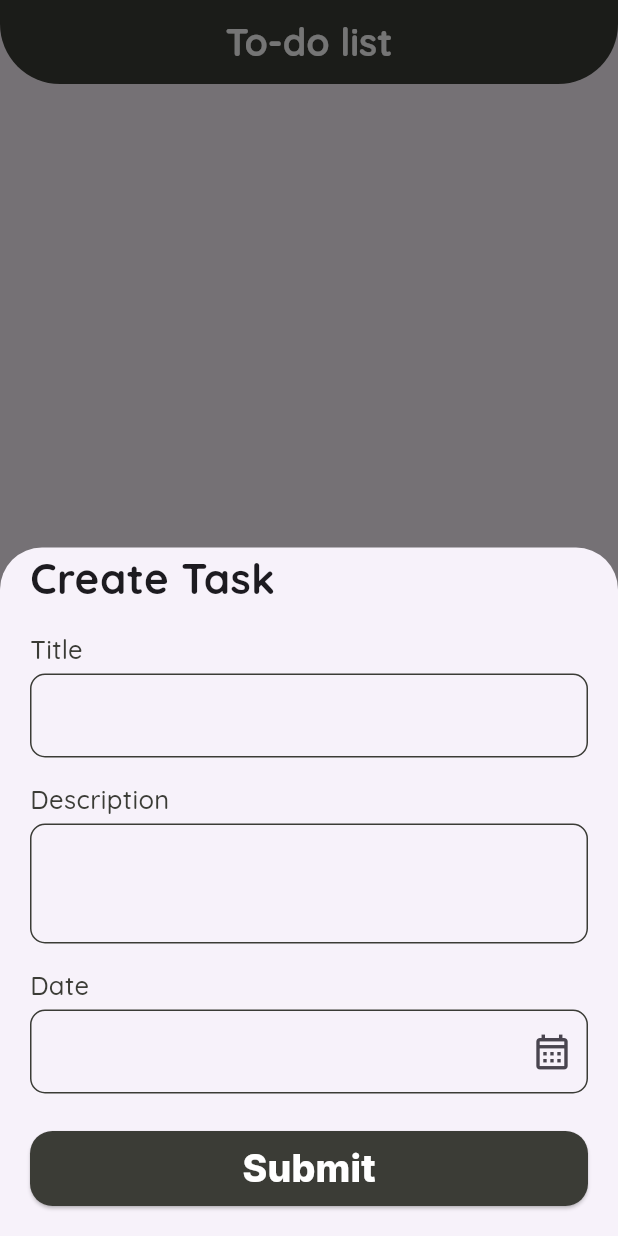
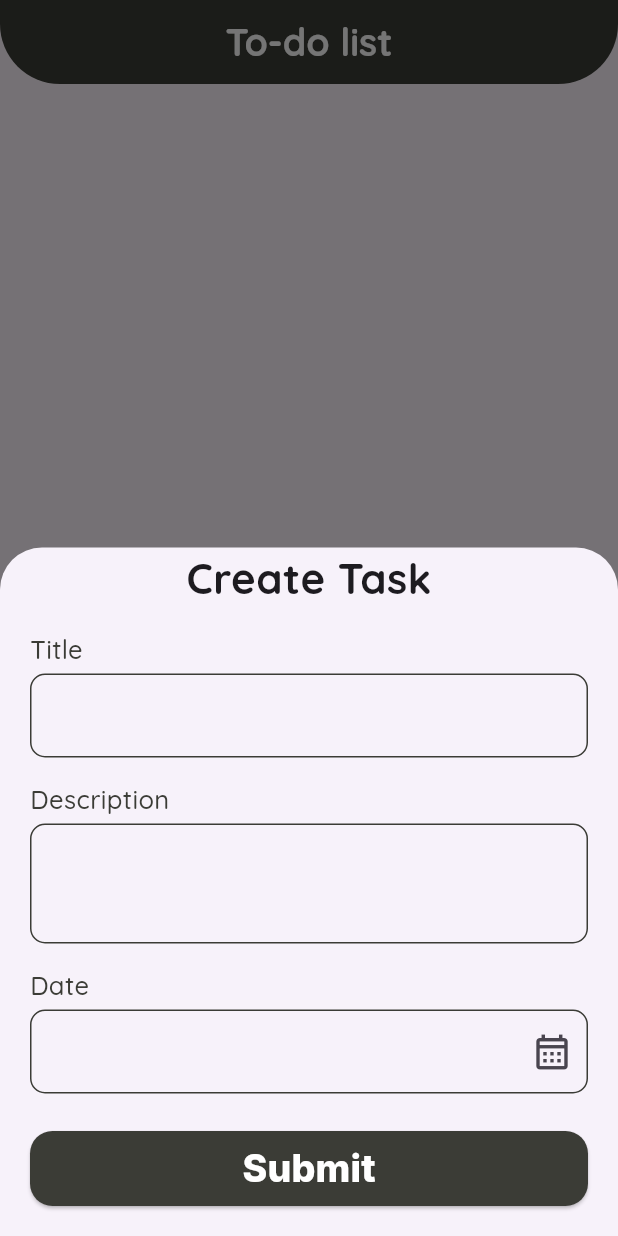
Before and after one commit to flutterrushikesh/Basic-flutter-apps, a Flutter app: the screen it shows after launch, after a tap on the "add" icon, on a phone screen of 412 x 824 dp. Run offline on Flutter 3.47's test engine with Material 3 defaults, Android fonts, the phone set to English and light mode, and no system bars; our stand-ins replace google_fonts.

```diff
--- a/to_do_list/lib/main.dart
+++ b/to_do_list/lib/main.dart
@@ -1,7 +1,10 @@
 import 'package:flutter/material.dart';
 import 'package:to_do_list/view/todo_screen.dart';
 
-void main() => runApp(const MyApp());
+void main() {
+  //Entry point of application.
+  runApp(const MyApp());
+}
 
 class MyApp extends StatelessWidget {
   const MyApp({super.key});
@@ -9,7 +12,7 @@ class MyApp extends StatelessWidget {
   Widget build(BuildContext context) {
     return const MaterialApp(
       debugShowCheckedModeBanner: false,
-      home: Todolist(),
+      home: TodoScreen(),
     );
   }
 }
--- a/to_do_list/lib/view/todo_screen.dart
+++ b/to_do_list/lib/view/todo_screen.dart
@@ -3,15 +3,14 @@ import 'package:google_fonts/google_fonts.dart';
 import 'package:intl/intl.dart';
 import 'package:to_do_list/model/todo_model.dart';
 
-class Todolist extends StatefulWidget {
-  const Todolist({super.key});
+class TodoScreen extends StatefulWidget {
+  const TodoScreen({super.key});
   @override
-  State createState() => _TodolistState();
+  State createState() => _TodoScreenState();
 }
 
-class _TodolistState extends State {
+class _TodoScreenState extends State {
   //Controllers to store user input data.
-
   TextEditingController titleController = TextEditingController();
   TextEditingController descriptionController = TextEditingController();
   TextEditingController dateController = TextEditingController();
@@ -85,11 +84,13 @@ class _TodolistState extends State {
             crossAxisAlignment: CrossAxisAlignment.start,
             mainAxisSize: MainAxisSize.min,
             children: [
-              Text(
+              Center(
+                child: Text(
                   "Create Task",
                   style: GoogleFonts.quicksand(
                     fontWeight: FontWeight.w700,
                     fontSize: 28,
+                  ),
                 ),
               ),
               const SizedBox(height: 15),
@@ -303,11 +304,17 @@ class _TodolistState extends State {
           color: Colors.white,
         ),
       ),
-      body: ListView.builder(
+      body: checkTaskList(),
+    );
+  }
+
+  Widget checkTaskList() {
+    if (cardList.isNotEmpty) {
+      return ListView.builder(
         itemCount: cardList.length,
         itemBuilder: (BuildContext context, int index) {
           return Container(
-            // padding: const EdgeInsets.all(20),
+            padding: const EdgeInsets.only(right: 10, top: 5),
             margin: const EdgeInsets.all(20),
             decoration: BoxDecoration(
               color: colorList[index % colorList.length],
@@ -327,8 +334,8 @@ class _TodolistState extends State {
                 Row(
                   children: [
                     Container(
-                      height: 65,
-                      width: 65,
+                      height: 50,
+                      width: 50,
                       margin: const EdgeInsets.all(15),
                       decoration: const BoxDecoration(
                         shape: BoxShape.circle,
@@ -345,12 +352,12 @@ class _TodolistState extends State {
                           Text(
                             cardList[index].title,
                             style: GoogleFonts.quicksand(
-                              fontWeight: FontWeight.w500,
+                              fontWeight: FontWeight.w600,
                               fontSize: 17,
                             ),
                           ),
                           const SizedBox(
-                            height: 8,
+                            height: 5,
                           ),
                           Text(
                             cardList[index].description,
@@ -363,7 +370,6 @@ class _TodolistState extends State {
                         ],
                       ),
                     ),
-                    const SizedBox(width: 8),
                   ],
                 ),
                 const SizedBox(
@@ -411,7 +417,13 @@ class _TodolistState extends State {
             ),
           );
         },
+      );
+    } else {
+      return Center(
+        child: Image.asset(
+          'assets/images/no task found.png',
         ),
       );
     }
   }
+}
```
Also changed, not shown: quiz_app/lib/Views/application.dart (+7 -8 lines), to_do_list/assets/images/no task found.png (added). Lines whose indentation alone changed are shown as unchanged.
